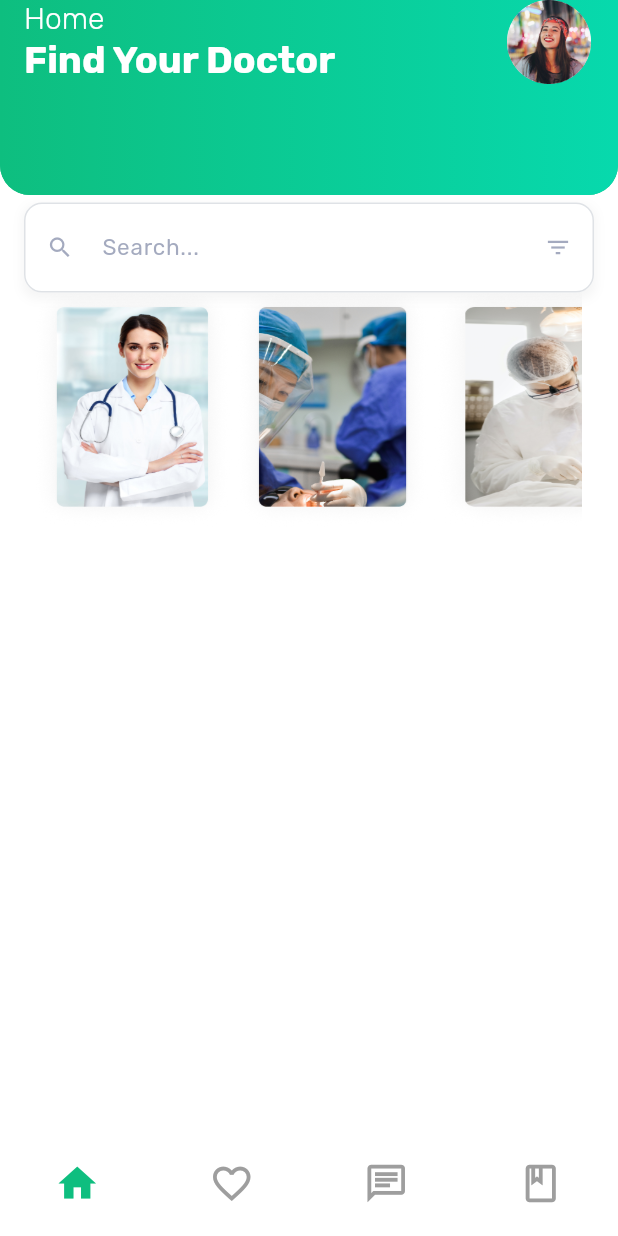
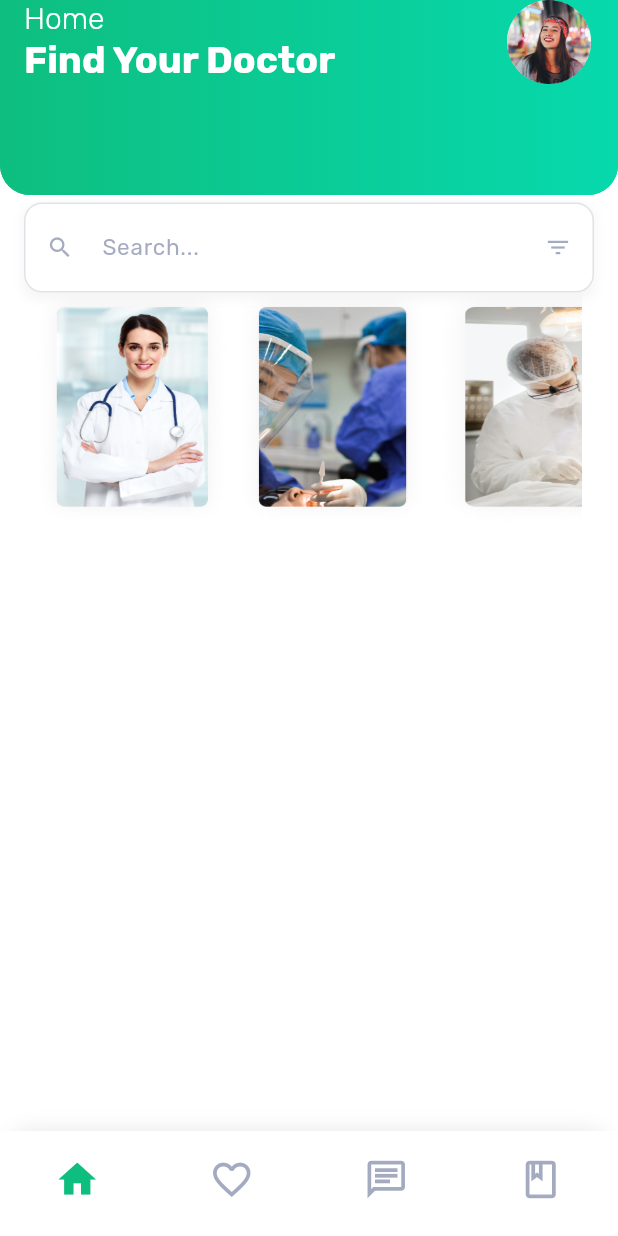
Before and after one commit to MedoAlshafei/doctor_hunt, a Flutter app: the HomeView screen opened by its route, on a phone screen of 412 x 824 dp. Run offline on Flutter 3.47's test engine with Material 3 defaults, Android fonts, the phone set to English and light mode, and no system bars; our stand-ins replace go_router, google_fonts.

```diff
--- a/lib/features/home_view/presentation/home_view.dart
+++ b/lib/features/home_view/presentation/home_view.dart
@@ -1,4 +1,5 @@
 import 'package:doctor_hunt/core/constants/app_colors.dart';
+import 'package:doctor_hunt/core/constants/app_image.dart';
 import 'package:doctor_hunt/core/routes/app_router.dart';
 import 'package:doctor_hunt/features/home_view/presentation/widgets/custom_app_bar.dart';
 import 'package:doctor_hunt/features/live_stream_view/presentation/live_stream_builder.dart';
@@ -31,19 +32,43 @@ class _HomeViewState extends State<HomeView> {
   }
 
   Widget _builderBottomNavBar(BuildContext context) {
-    return BottomNavigationBar(
+    return Container(
+      width: double.infinity,
+      height: 70,
+      decoration: BoxDecoration(
+        color: Colors.white,
+        borderRadius: const BorderRadius.only(
+          topLeft: Radius.circular(24),
+          topRight: Radius.circular(24),
+        ),
+        boxShadow: [
+          BoxShadow(
+            color: Colors.grey.withOpacity(0.2),
+            spreadRadius: 0,
+            blurRadius: 10,
+            offset: const Offset(0, -2),
+          ),
+        ],
+      ),
+      child: BottomNavigationBar(
         type: BottomNavigationBarType.fixed,
         backgroundColor: Colors.white,
         selectedItemColor: AppColors.primary,
-      unselectedItemColor: Colors.grey,
+        unselectedItemColor: AppColors.grey,
         showSelectedLabels: false,
         showUnselectedLabels: false,
         iconSize: 30,
         elevation: 0,
         currentIndex: _selectedIndex,
-      items: const [
+        items: [
           BottomNavigationBarItem(
-          icon: Icon(Icons.home_outlined),
+            icon: Container(
+              decoration: BoxDecoration(
+                shape: BoxShape.circle,
+                color: AppColors.primary,
+              ),
+              child: Icon(Icons.home_outlined),
+            ),
             activeIcon: Icon(Icons.home),
             label: '',
           ),
@@ -67,10 +92,8 @@ class _HomeViewState extends State<HomeView> {
           setState(() {
             _selectedIndex = index;
           });
-
           switch (index) {
             case 0:
-            // Use go() to replace the entire stack with home view
               GoRouter.of(context).go(AppRouter.kHomeView);
               break;
             case 1:
@@ -84,6 +107,7 @@ class _HomeViewState extends State<HomeView> {
               break;
           }
         },
+      ),
     );
   }
 }
--- a/lib/features/shared/custom_theme.dart
+++ b/lib/features/shared/custom_theme.dart
@@ -57,16 +57,15 @@ class CustomTheme {
         textStyle: const TextStyle(fontWeight: FontWeight.w600),
       ),
     ),
-    chipTheme: const ChipThemeData(
-      color: WidgetStatePropertyAll(Color(0xFFEFF7F4)),
-      labelStyle: TextStyle(
-        color: Color(0xFF0EBE7F),
-        fontWeight: FontWeight.w600,
-      ),
-      side: BorderSide.none,
-      shape: StadiumBorder(),
+    bottomNavigationBarTheme: BottomNavigationBarThemeData(
+      backgroundColor: Colors.white,
+      selectedItemColor: const Color(0xFF0EBE7F),
+      unselectedItemColor: const Color(0xFFDFE2E6),
+      showSelectedLabels: false,
+      showUnselectedLabels: false,
+      elevation: 0,
+      type: BottomNavigationBarType.shifting,
     ),
-    dividerTheme: const DividerThemeData(color: Color(0xFFDFE2E6)),
   );
 
   // Dark Theme
```
Lines whose indentation alone changed are shown as unchanged.
